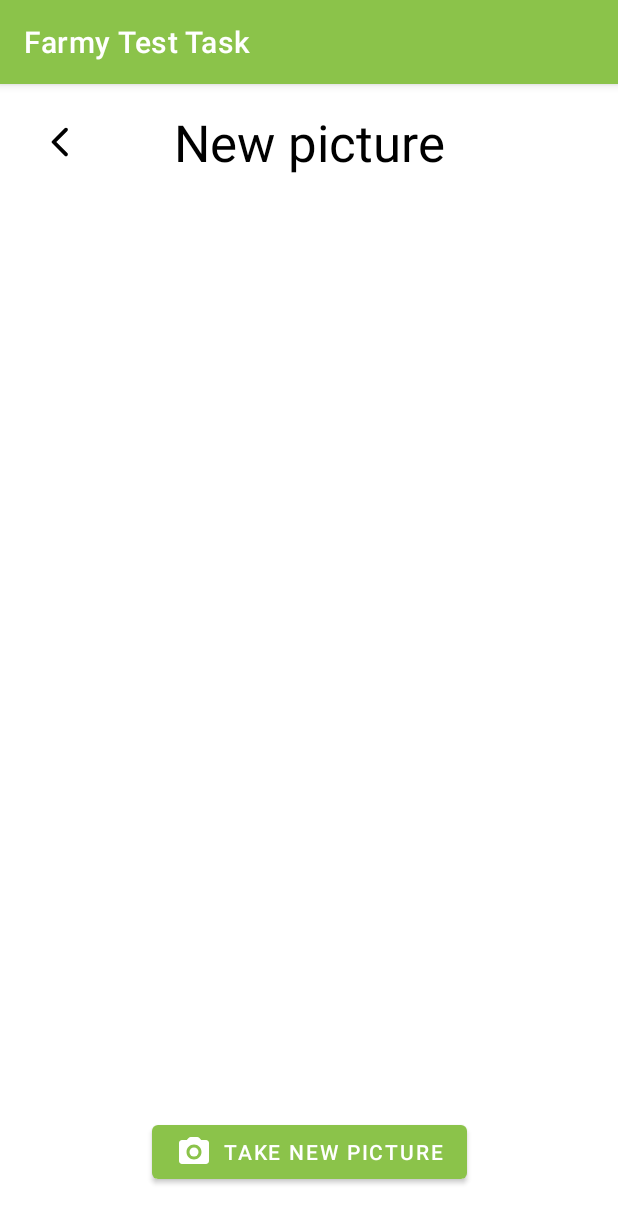
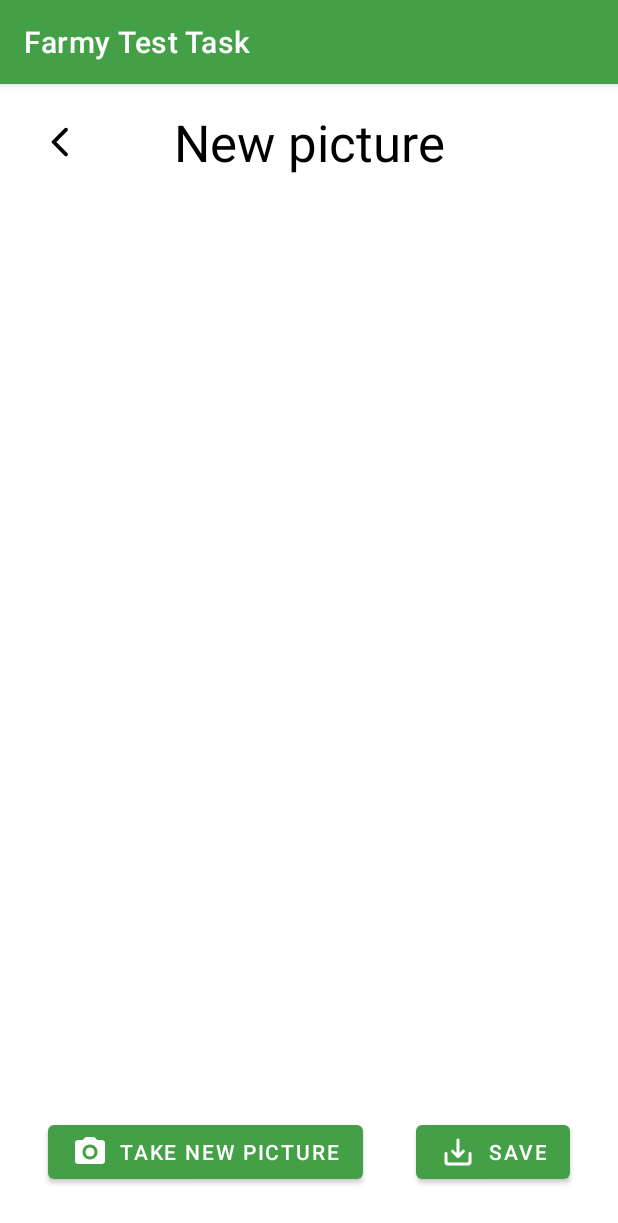
Before and after one commit to sdelprado01/FarmyTestTask, an Android app: the CameraFragment screen opened through its navigation route, on a phone screen of 412 x 824 dp. Shown: the top 1223 px of the screen. Run offline under Robolectric (Android 15) with nearby library versions, the phone set to English and light mode, and no system bars.

Commit message:
Develop save image

```diff
--- a/app/src/main/AndroidManifest.xml
+++ b/app/src/main/AndroidManifest.xml
@@ -4,9 +4,9 @@
 
     <!-- Feature to allow the user use the camera in the application-->
     <uses-feature android:name="android.hardware.camera" android:required="true"></uses-feature>
-    <!-- Permission to save the pictures taken -->
-    <uses-permission android:name="android.permission.WRITE_EXTERNAL_STORAGE"
-        android:maxSdkVersion="18" />
+    <!-- Permission to save and load the pictures taken -->
+    <uses-permission android:name="android.permission.WRITE_EXTERNAL_STORAGE"  android:maxSdkVersion="18"/>
+    <uses-permission android:name="android.permission.READ_EXTERNAL_STORAGE"/>
 
     <application
         android:allowBackup="true"
--- a/app/src/main/res/layout/fragment_camera.xml
+++ b/app/src/main/res/layout/fragment_camera.xml
@@ -11,12 +11,12 @@
         android:id="@+id/buttonOpenCamera"
         android:layout_width="wrap_content"
         android:layout_height="wrap_content"
+        android:layout_marginStart="32dp"
         android:layout_marginBottom="32dp"
+        android:onClick="btnOpenCamera"
         android:text="Take new picture"
-        android:onClick="btnOpenCamera"
         app:icon="@drawable/ic_photo_camera_24px"
         app:layout_constraintBottom_toBottomOf="parent"
-        app:layout_constraintEnd_toEndOf="parent"
         app:layout_constraintStart_toStartOf="parent" />
 
     <ImageView
@@ -56,4 +56,15 @@
         app:layout_constraintBottom_toBottomOf="@+id/textViewNewPictureTitle"
         app:layout_constraintStart_toStartOf="parent"
         app:layout_constraintTop_toTopOf="@+id/textViewNewPictureTitle" />
+
+    <com.google.android.material.button.MaterialButton
+        android:id="@+id/button"
+        android:layout_width="wrap_content"
+        android:layout_height="wrap_content"
+        android:layout_marginEnd="32dp"
+        android:text="Save"
+
+        app:icon="@drawable/ic_save_alt_24px"
+        app:layout_constraintBottom_toBottomOf="@+id/buttonOpenCamera"
+        app:layout_constraintEnd_toEndOf="parent" />
 </androidx.constraintlayout.widget.ConstraintLayout>
--- a/app/src/main/res/values/colors.xml
+++ b/app/src/main/res/values/colors.xml
@@ -1,8 +1,8 @@
 <?xml version="1.0" encoding="utf-8"?>
 <resources>
-    <color name="primaryColor">#8bc34a</color>
-    <color name="primaryLightColor">#bef67a</color>
-    <color name="primaryDarkColor">#5a9216</color>
+    <color name="primaryColor">#43a047</color>
+    <color name="primaryLightColor">#76d275</color>
+    <color name="primaryDarkColor">#00701a</color>
     <color name="primaryTextColor">#000000</color>
 
     <color name="purple_200">#FFBB86FC</color>
```
Also changed, not shown: app/src/main/java/com/example/farmytesttask/CameraFragment.kt (+56 -13 lines).
